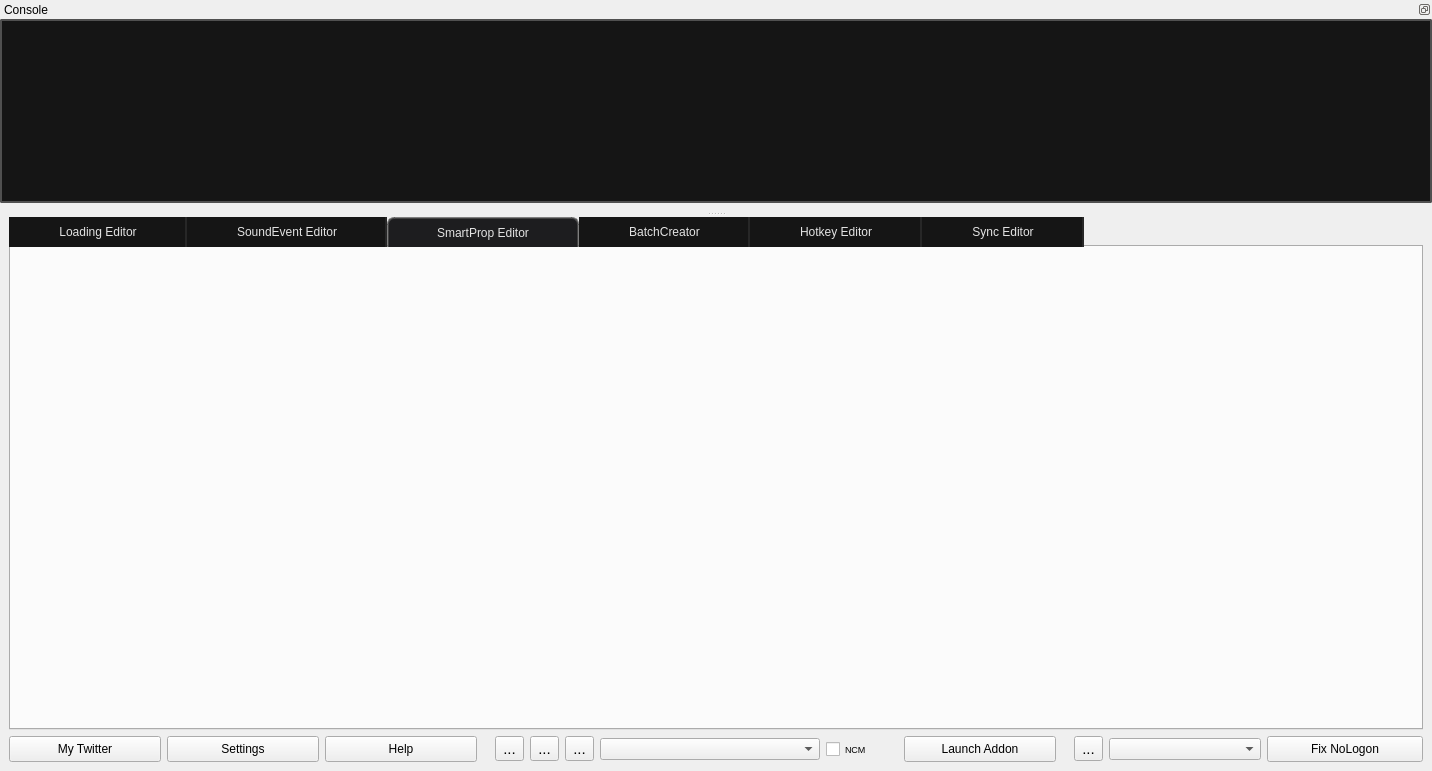
dertwist/Hammer5Tools, file main.ui: the form before one commit.
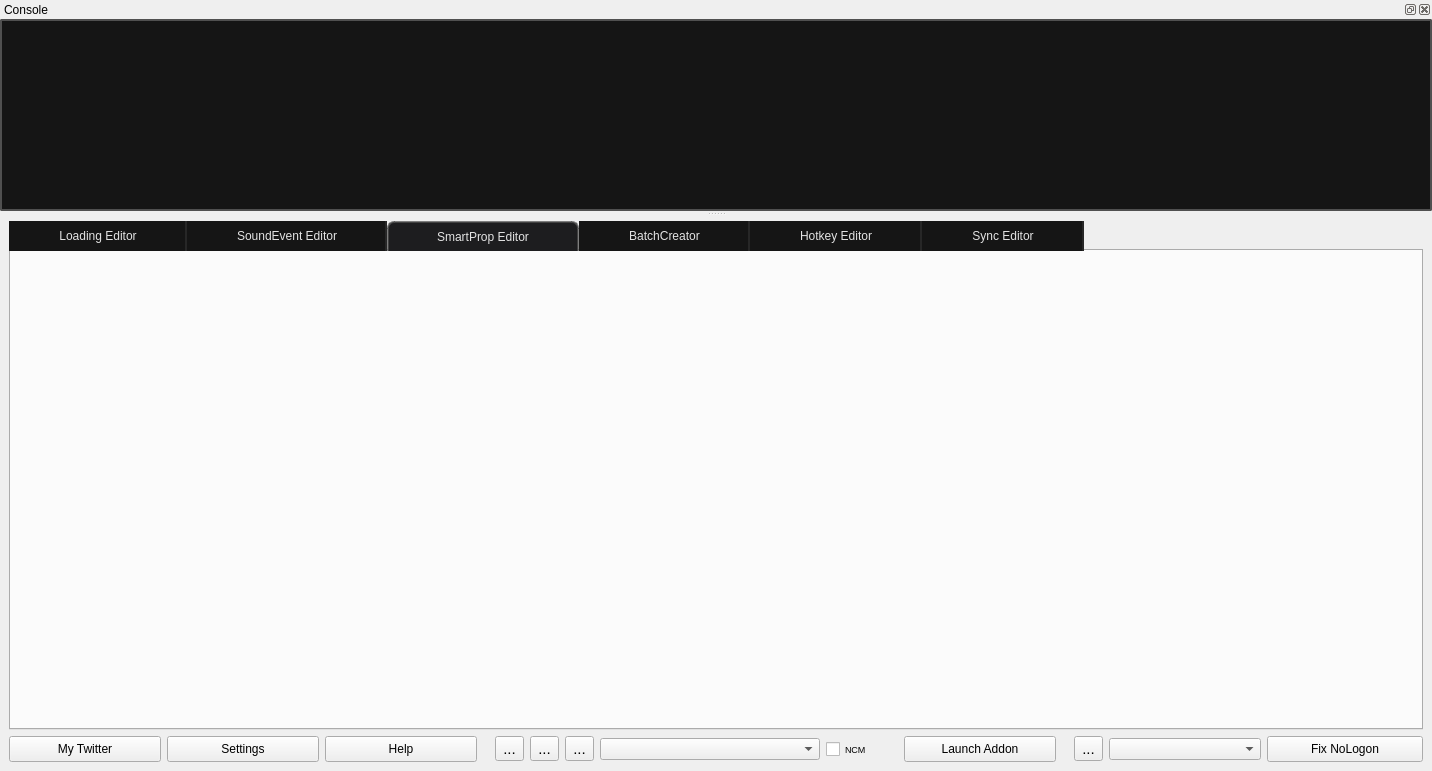
The form after the commit. Icons and pictures are not drawn.

The edit to the form file:
```diff
--- a/main.ui
+++ b/main.ui
@@ -26,7 +26,7 @@
      <number>9</number>
     </property>
     <property name="topMargin">
-     <number>0</number>
+     <number>4</number>
     </property>
     <property name="rightMargin">
      <number>9</number>
@@ -638,7 +638,7 @@
     <bool>true</bool>
    </property>
    <property name="features">
-    <set>QDockWidget::DockWidgetFloatable|QDockWidget::DockWidgetMovable</set>
+    <set>QDockWidget::DockWidgetClosable|QDockWidget::DockWidgetFloatable|QDockWidget::DockWidgetMovable</set>
    </property>
    <property name="windowTitle">
     <string>Console</string>
@@ -688,7 +688,6 @@
     padding: 0px;
     color: #E3E3E3;
     background-color: #151515;
-	margin-bottom: 8px;
 }
 
 
```
